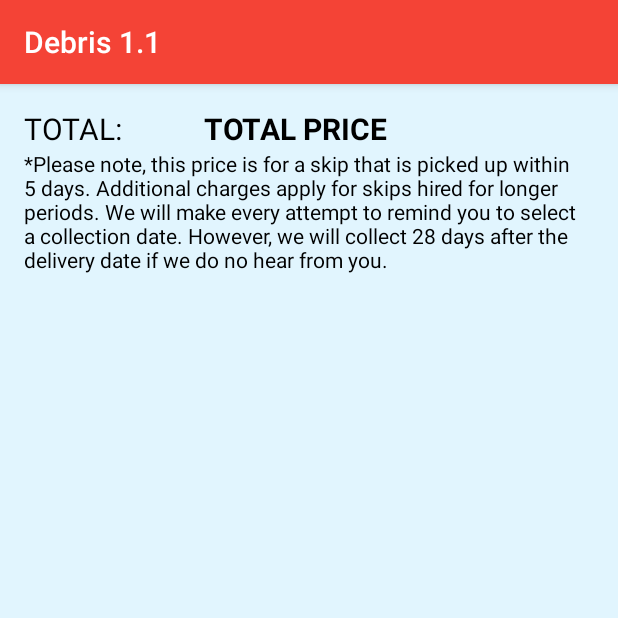
After one commit to nati-m/debris, an Android app: the HireConfirmOrderActivity screen opened directly, with no data from a screen before it, on a phone screen of 412 x 824 dp, the top half of it. The commit adds this screen. Run offline under Robolectric (Android 15) with nearby library versions, the phone set to English and light mode, and no system bars.

Commit message:
Started new confirm order page. Changed labels on old one to reflect its new name order review page

```diff
--- /dev/null
+++ b/app/src/main/java/com/example/android/debris1_1/HireConfirmOrderActivity.java
@@ -0,0 +1,13 @@
+package com.example.android.debris1_1;
+
+import android.support.v7.app.AppCompatActivity;
+import android.os.Bundle;
+
+public class HireConfirmOrderActivity extends AppCompatActivity {
+
+    @Override
+    protected void onCreate(Bundle savedInstanceState) {
+        super.onCreate(savedInstanceState);
+        setContentView(R.layout.activity_hire_confirm_order);
+    }
+}
--- /dev/null
+++ b/app/src/main/res/layout/activity_hire_confirm_order.xml
@@ -0,0 +1,45 @@
+<?xml version="1.0" encoding="utf-8"?>
+<LinearLayout xmlns:android="http://schemas.android.com/apk/res/android"
+    xmlns:app="http://schemas.android.com/apk/res-auto"
+    xmlns:tools="http://schemas.android.com/tools"
+    android:layout_width="match_parent"
+    android:layout_height="match_parent"
+    tools:context=".HireConfirmOrderActivity"
+    android:background="@color/background"
+    android:orientation="vertical">
+
+    <LinearLayout
+        android:layout_width="match_parent"
+        android:layout_height="wrap_content"
+        android:paddingTop="16dp"
+        android:layout_marginLeft="16dp">
+
+    <TextView
+        android:layout_width="120dp"
+        android:layout_height="wrap_content"
+        android:textColor="@color/black"
+        android:text="TOTAL:"
+        android:textSize="20sp"/>
+
+    <TextView
+        android:id="@+id/total_price_confirm_order"
+        android:layout_width="wrap_content"
+        android:layout_height="wrap_content"
+        android:textStyle="bold"
+        android:textColor="@color/black"
+        android:text="TOTAL PRICE"
+        android:textSize="20sp"/>
+
+    </LinearLayout>
+
+    <TextView
+        android:layout_width="match_parent"
+        android:layout_height="wrap_content"
+        android:layout_marginLeft="16dp"
+        android:layout_marginRight="16dp"
+        android:textColor="@color/black"
+        android:text="*Please note, this price is for a skip that is picked up within 5 days. Additional charges apply for skips hired for longer periods.
+We will make every attempt to remind you to select a collection date. However, we will collect 28 days after the delivery date if we do no hear from you."/>
+
+
+</LinearLayout>
```
Also changed, not shown: app/src/main/AndroidManifest.xml (+10 -6 lines), app/src/main/java/com/example/android/debris1_1/HireReviewOrderActivity.java (+10 -10 lines), app/src/main/res/layout/content_hire_review_order.xml (+11 -11 lines).
